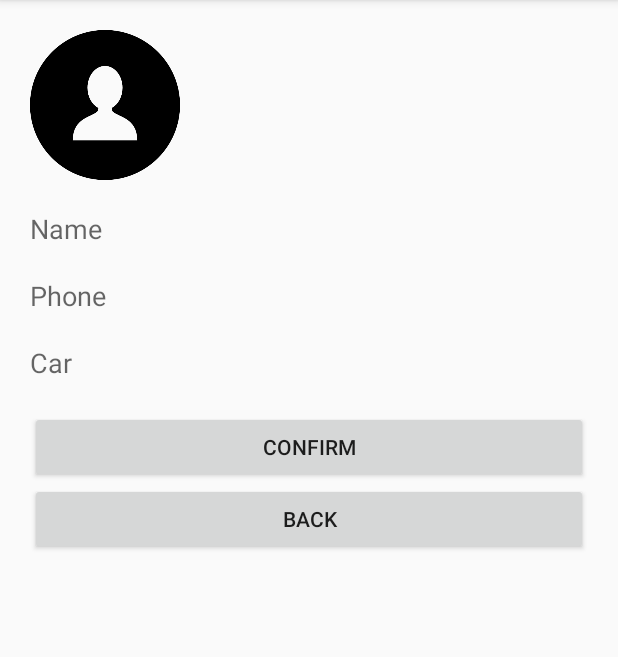
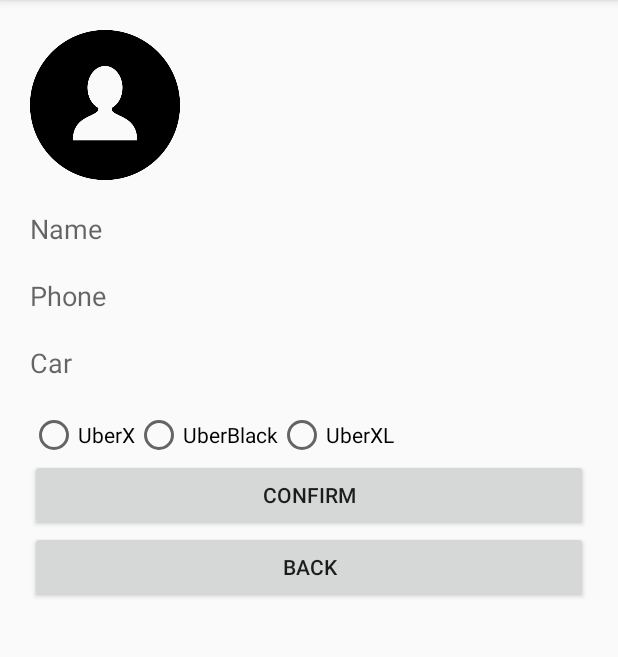
Before and after one commit to mkbipu/UberCloneApp, an Android app: the DriverSettingsActivity screen opened directly, with no data from a screen before it, on a phone screen of 412 x 824 dp, the part 84-741 px from its top. Run offline under Robolectric (Android 15) with nearby library versions, the phone set to English and light mode, and no system bars; our stand-ins replace Firebase (no records; nobody signed in at launch, a user with empty details on screens opened directly).

Commit message:
1.Implemented Driver services

```diff
--- a/app/src/main/res/layout/activity_driver_settings.xml
+++ b/app/src/main/res/layout/activity_driver_settings.xml
@@ -41,6 +41,29 @@
         android:hint="Car"
         />
 
+    <RadioGroup
+        android:layout_width="match_parent"
+        android:layout_height="wrap_content"
+        android:id="@+id/radiopGroup"
+        android:orientation="horizontal">
+
+        <RadioButton
+            android:layout_width="wrap_content"
+            android:layout_height="wrap_content"
+            android:text="UberX"
+            android:id="@+id/UberX"/>
+        <RadioButton
+            android:layout_width="wrap_content"
+            android:layout_height="wrap_content"
+            android:text="UberBlack"
+            android:id="@+id/UberBlack"/>
+        <RadioButton
+            android:layout_width="wrap_content"
+            android:layout_height="wrap_content"
+            android:text="UberXL"
+            android:id="@+id/UberXL"/>
+    </RadioGroup>
+
     <Button
         android:id="@+id/confirm"
         android:layout_width="match_parent"
```
Also changed, not shown: app/src/main/java/com/example/user/uberclone/DriverSettingsActivity.java (+32 -0 lines), app/src/main/java/com/example/user/uberclone/maps/CustomerMapsActivity.java (+49 -5 lines), app/src/main/res/layout/activity_customer_maps.xml (+39 -5 lines).
